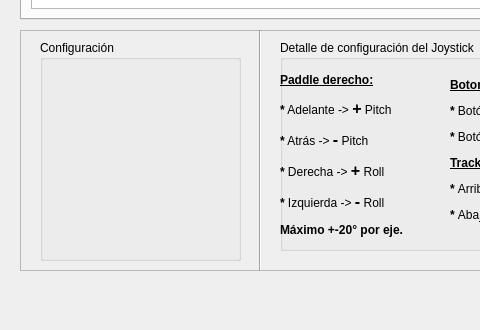
Above: Python/CuadricopteroUCAB/InterfazPrincipalQt.ui from YoshuaNava/TesisCuadricoptero before the change; both pictures show x 0 to 480 and y 370 to 700 of the 1050 by 700 pixel window. Below: the same form after it.
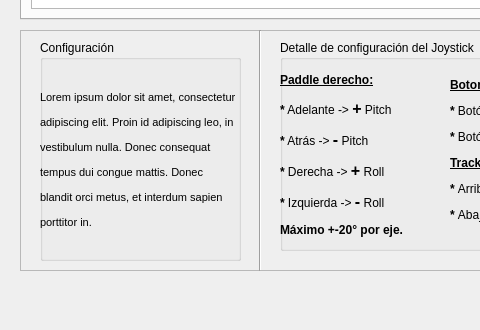
That is the form after the change. Custom widgets are drawn as their Qt base class.

Commit message: Interfaz en Qt

What changed in the file:
```diff
--- a/Python/CuadricopteroUCAB/InterfazPrincipalQt.ui
+++ b/Python/CuadricopteroUCAB/InterfazPrincipalQt.ui
@@ -149,6 +149,19 @@
      <property name="title">
       <string>Configuración</string>
      </property>
+     <widget class="QLabel" name="label">
+      <property name="geometry">
+       <rect>
+        <x>0</x>
+        <y>30</y>
+        <width>201</width>
+        <height>181</height>
+       </rect>
+      </property>
+      <property name="text">
+       <string>&lt;html&gt;&lt;head/&gt;&lt;body&gt;&lt;p align=&quot;justify&quot;&gt;&lt;span style=&quot; font-size:8pt;&quot;&gt;Lorem ipsum dolor sit amet, consectetur&lt;/span&gt;&lt;/p&gt;&lt;p align=&quot;justify&quot;&gt;&lt;span style=&quot; font-size:8pt;&quot;&gt;adipiscing elit. Proin id adipiscing leo, in &lt;/span&gt;&lt;/p&gt;&lt;p align=&quot;justify&quot;&gt;&lt;span style=&quot; font-size:8pt;&quot;&gt;vestibulum nulla. Donec consequat &lt;/span&gt;&lt;/p&gt;&lt;p align=&quot;justify&quot;&gt;&lt;span style=&quot; font-size:8pt;&quot;&gt;tempus dui congue mattis. Donec &lt;/span&gt;&lt;/p&gt;&lt;p align=&quot;justify&quot;&gt;&lt;span style=&quot; font-size:8pt;&quot;&gt;blandit orci metus, et interdum sapien &lt;/span&gt;&lt;/p&gt;&lt;p align=&quot;justify&quot;&gt;&lt;span style=&quot; font-size:8pt;&quot;&gt;porttitor in. &lt;/span&gt;&lt;/p&gt;&lt;/body&gt;&lt;/html&gt;</string>
+      </property>
+     </widget>
     </widget>
     <widget class="Line" name="line">
      <property name="geometry">
```
